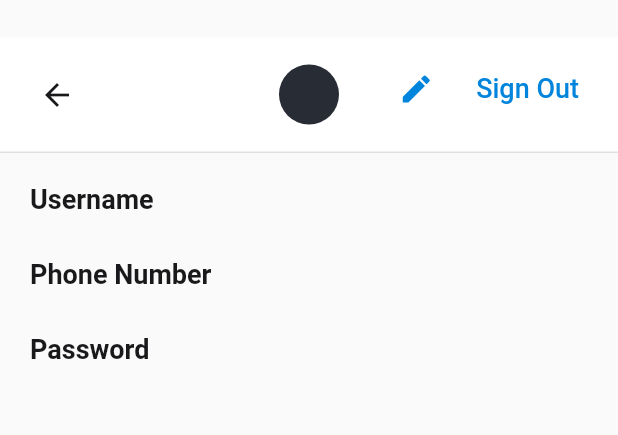
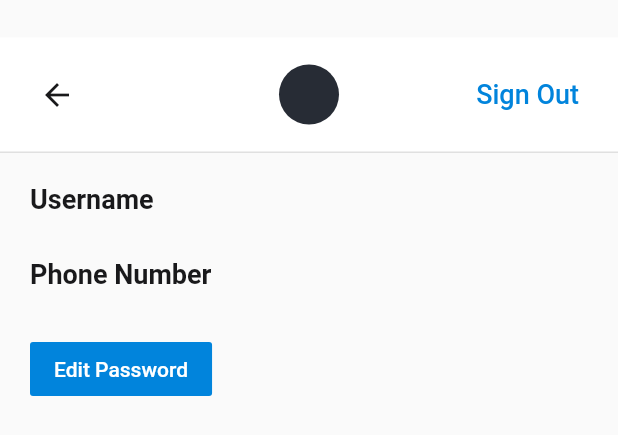
Before and after one commit to qureshi0197/SkypeALike, a Flutter app: the UserDetailsContainer widget shown alone on an empty page, opened directly, on a phone screen of 412 x 824 dp. Shown: the top 435 px of the screen. Run offline on Flutter 3.47's test engine with Material 2 defaults, Android fonts, the phone set to English and light mode, and no system bars; our stand-ins replace cached_network_image, cloud_firestore, flutter_local_notifications, fluttertoast, gradient_app_bar, shared_preferences and 2 more; missing offline and left inert: emoji_picker; accounts and stored records are empty; network calls fail.

Commit message:
Editted edit_password screen to proper pasword fields and user_details_container now only contains username and number and a button to edit password. Something needs to be done to show password on profile screen. No api has been implemented yet and onlongpress delete function still remains undone

```diff
--- a/lib/page_views/widgets/user_details_container.dart
+++ b/lib/page_views/widgets/user_details_container.dart
@@ -1,7 +1,7 @@
 import 'package:flutter/material.dart';
 import 'package:fluttertoast/fluttertoast.dart';
 import 'package:skypealike/page_views/widgets/user_circle.dart';
-import 'package:skypealike/screens/edit_un_pw_screen.dart';
+import 'package:skypealike/screens/edit_password_screen.dart';
 import 'package:skypealike/screens/login_page.dart';
 import 'package:skypealike/services/http_service.dart';
 import 'package:skypealike/utils/universal_variables.dart';
@@ -70,21 +70,7 @@ class _UserDetailsContainerState extends State<UserDetailsContainer> {
                       padding: const EdgeInsets.all(8.0),
                       child: Center(child: CircularProgressIndicator()),
                     )
-                  : Wrap(
-                      // spacing: 2.0,
-                      children: <Widget>[
-                        IconButton(
-                          onPressed: () => Navigator.push(
-                              context,
-                              MaterialPageRoute(
-                                  builder: (context) =>
-                                      EditUsernamePassword())),
-                          icon: Icon(
-                            Icons.edit,
-                            color: UniversalVariables.gradientColorEnd,
-                          ),
-                        ),
-                        FlatButton(
+                  : FlatButton(
                           onPressed: () => signOut(),
                           child: Text(
                             "Sign Out",
@@ -93,8 +79,8 @@ class _UserDetailsContainerState extends State<UserDetailsContainer> {
                                 fontSize: 18),
                           ),
                         ),
-                      ],
-                    )
+                    //   ],
+                    // )
             ],
           ),
           UserDetailsBody(),
@@ -159,19 +145,65 @@ class UserDetailsBody extends StatelessWidget {
                 ],
               ),
               SizedBox(height: 10),
-              Text(
-                "Password",
-                style: TextStyle(
-                  fontWeight: FontWeight.bold,
-                  fontSize: 18,
-                  color: UniversalVariables.blackColor,
-                ),
+              // Text(
+              //   "Password",
+              //   style: TextStyle(
+              //     fontWeight: FontWeight.bold,
+              //     fontSize: 18,
+              //     color: UniversalVariables.blackColor,
+              //   ),
+              // ),
+              Row(
+                children: <Widget>[
+                  FlatButton(
+                    color: UniversalVariables.gradientColorEnd,
+                    onPressed: () => Navigator.push(
+                      context,
+                      MaterialPageRoute(
+                        builder: (context) =>
+                        EditPassword())
+                      ),
+
+                    child: Text("Edit Password",
+                      style: TextStyle(
+                        color: Colors.white
+                        ),
+                    )
+                  )
+                ],
               ),
-              Text(
-                user.password,
-                style: TextStyle(
-                    fontSize: 16, color: UniversalVariables.greyColor),
-              ),
+              // Row(
+              //   children: <Widget>[
+              //     Column(
+              //         children: <Widget>[
+              //           Text(
+              //         user.password,
+
+              //         style: TextStyle(
+              //             fontSize: 16, color: UniversalVariables.greyColor),
+              //         ),
+              //       ],
+              //       crossAxisAlignment: CrossAxisAlignment.start,
+              //     ),
+              //     // SizedBox(width: 240,),
+              //     Column(
+              //       crossAxisAlignment: CrossAxisAlignment.end,
+              //       children: <Widget>[
+              //           IconButton(
+              //             onPressed: () => Navigator.push(
+              //                 context,
+              //                 MaterialPageRoute(
+              //                     builder: (context) =>
+              //                         EditPassword())),
+              //             icon: Icon(
+              //               Icons.edit,
+              //               color: UniversalVariables.gradientColorEnd,
+              //             ),
+              //           )
+              //       ]
+              //     ),
+              //   ],
+              // ),
             ],
           ),
         ],
--- a/lib/screens/settings_screen.dart
+++ b/lib/screens/settings_screen.dart
@@ -62,7 +62,7 @@ class _SettingsScreenState extends State<SettingsScreen> {
       generalMessage: true,
       title: "General Message",
       onChnaged: (val) {
-        genericMessage.text = val;
+        UniversalVariables.generalMessage = val;
       },
       controller: genericMessage,
       hintText: "Enter a general message"
```
Also changed, not shown: lib/screens/edit_password_screen.dart (renamed from lib/screens/edit_un_pw_screen.dart, +95 -35 lines), lib/widgets/custom_text_row.dart (+11 -0 lines).
